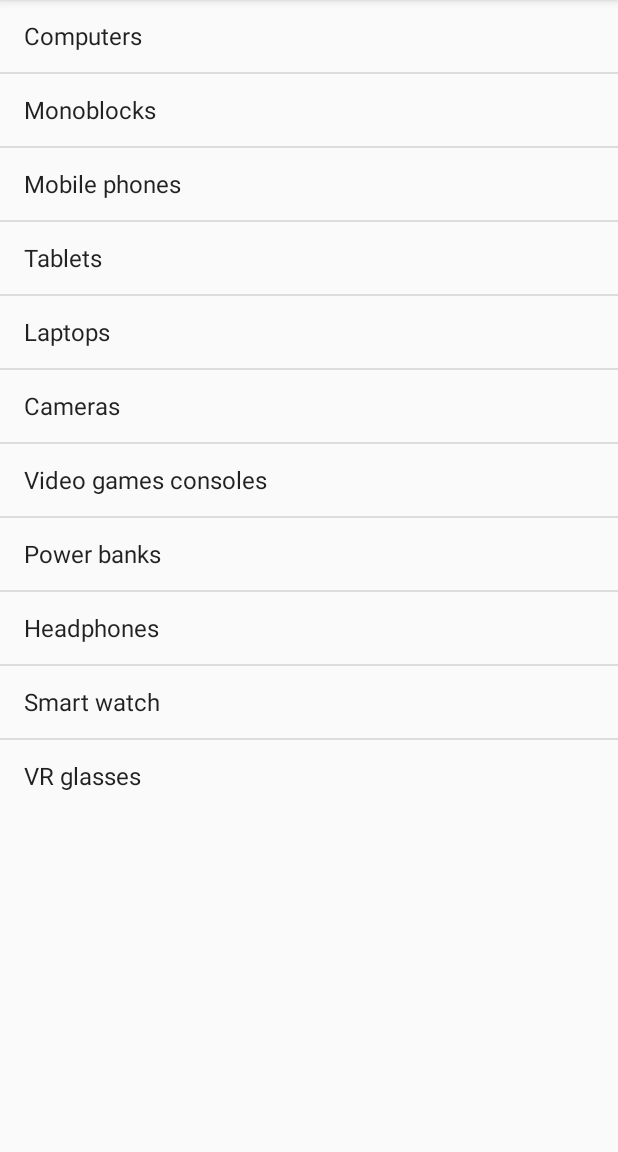
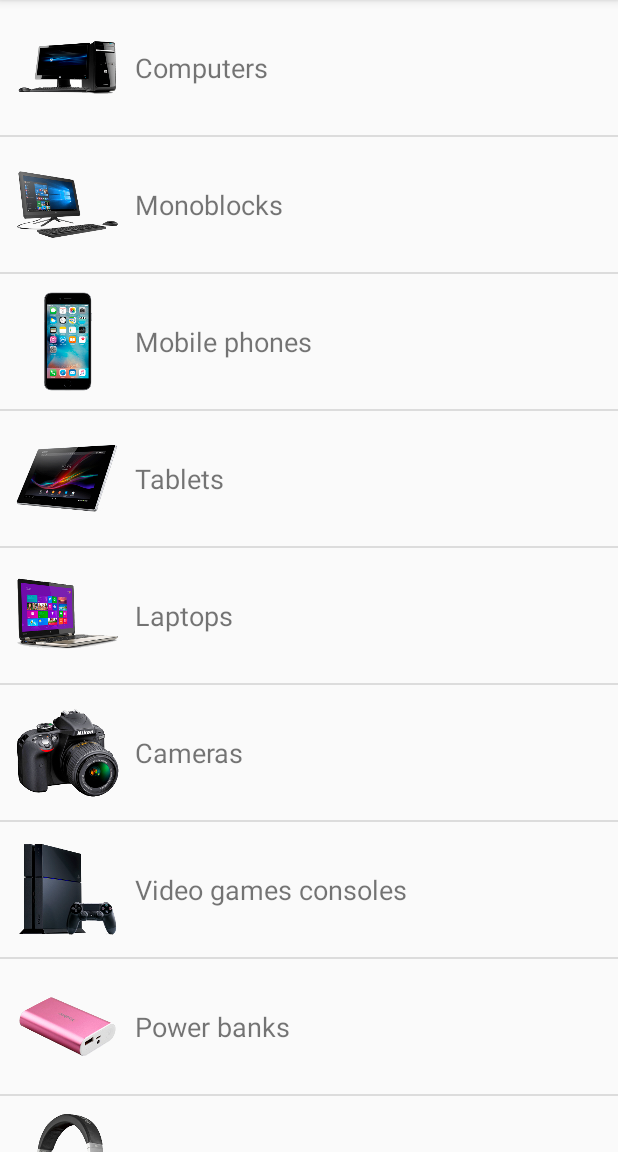
Before and after one commit to Slavikov22/Shop, an Android app: the screen it shows after launch (CategoriesActivity), on a phone screen of 412 x 824 dp, the part 84-1236 px from its top. Run offline under Robolectric (Android 15) with nearby library versions, the phone set to English and light mode, and no system bars.

Commit message:
View category list

```diff
--- /dev/null
+++ b/app/src/main/java/com/example/miraj/shop/Adapter/CategoryAdapter.java
@@ -0,0 +1,66 @@
+package com.example.miraj.shop.Adapter;
+
+import android.content.Context;
+import android.graphics.drawable.Drawable;
+import android.view.LayoutInflater;
+import android.view.View;
+import android.view.ViewGroup;
+import android.widget.ArrayAdapter;
+import android.widget.ImageView;
+import android.widget.TextView;
+
+import com.example.miraj.shop.Model.Category;
+import com.example.miraj.shop.R;
+
+import java.io.IOException;
+import java.io.InputStream;
+import java.util.List;
+
+public class CategoryAdapter extends ArrayAdapter {
+    private Context context;
+    private LayoutInflater inflater;
+    private int layout;
+    private List<Category> categories;
+
+    public CategoryAdapter(Context context, int resource, List<Category> categories) {
+        super(context, resource, categories);
+
+        this.context = context;
+        this.categories = categories;
+        this.layout = resource;
+        this.inflater = LayoutInflater.from(context);
+    }
+
+    @Override
+    public View getView(int position, View convertView, ViewGroup parent) {
+        View view = inflater.inflate(this.layout, parent, false);
+
+        ImageView imageView = view.findViewById(R.id.image);
+        TextView nameView = view.findViewById(R.id.name);
+
+        Category category = categories.get(position);
+
+        nameView.setText(category.getName());
+
+        InputStream inputStream = null;
+        try{
+            inputStream = this.context.getAssets().open("categories/" + category.getName() + ".png");
+            Drawable d = Drawable.createFromStream(inputStream, null);
+            imageView.setImageDrawable(d);
+        }
+        catch (IOException e){
+            e.printStackTrace();
+        }
+        finally {
+            try{
+                if(inputStream!=null)
+                    inputStream.close();
+            }
+            catch (IOException ex){
+                ex.printStackTrace();
+            }
+        }
+
+        return view;
+    }
+}
--- a/app/src/main/java/com/example/miraj/shop/CategoriesActivity.java
+++ b/app/src/main/java/com/example/miraj/shop/CategoriesActivity.java
@@ -10,32 +10,43 @@ import android.widget.ArrayAdapter;
 import android.widget.ListView;
 import android.widget.TextView;
 
+import com.example.miraj.shop.Adapter.CategoryAdapter;
+import com.example.miraj.shop.Model.Category;
+
+import java.util.ArrayList;
+import java.util.List;
+
 public class CategoriesActivity extends AppCompatActivity {
-    String[] categories;
+    private List<Category> categories = new ArrayList<>();
 
     @Override
     protected void onCreate(Bundle savedInstanceState) {
         super.onCreate(savedInstanceState);
         setContentView(R.layout.activity_categories);
 
-        categories = getResources().getStringArray(R.array.categories);
+        setInitialData();
 
         ListView categoryList = (ListView) findViewById(R.id.categoryList);
-        ArrayAdapter<String> adapter = new ArrayAdapter<>(
-                this, android.R.layout.simple_list_item_1, categories);
+        CategoryAdapter adapter = new CategoryAdapter(this, R.layout.list_category, categories);
         categoryList.setAdapter(adapter);
 
         categoryList.setOnItemClickListener(new AdapterView.OnItemClickListener() {
             @Override
             public void onItemClick(AdapterView<?> adapterView, View view, int i, long l) {
-                choiceCategory(categories[i]);
+                choiceCategory(categories.get(i));
             }
         });
     }
 
-    protected void choiceCategory(String category) {
+    protected void choiceCategory(Category category) {
         Intent intent = new Intent(this, CategoryActivity.class);
-        intent.putExtra("Category", category);
+        intent.putExtra("Category", category.getName());
         startActivity(intent);
     }
+
+    private void setInitialData() {
+        for (String category:getResources().getStringArray(R.array.categories)) {
+            categories.add(new Category(category));
+        }
+    }
 }
--- /dev/null
+++ b/app/src/main/res/layout/list_category.xml
@@ -0,0 +1,20 @@
+<?xml version="1.0" encoding="utf-8"?>
+<LinearLayout xmlns:android="http://schemas.android.com/apk/res/android"
+    android:orientation="horizontal"
+    android:layout_width="match_parent"
+    android:layout_height="wrap_content"
+    android:padding="10dp" >
+
+    <ImageView
+        android:id="@+id/image"
+        android:layout_height="70dp"
+        android:layout_width="70dp"
+        android:layout_marginRight="10dp"/>
+
+    <TextView
+        android:id="@+id/name"
+        android:layout_width="wrap_content"
+        android:layout_height="wrap_content"
+        android:layout_gravity="center"
+        android:textSize="18sp" />
+</LinearLayout>
```
